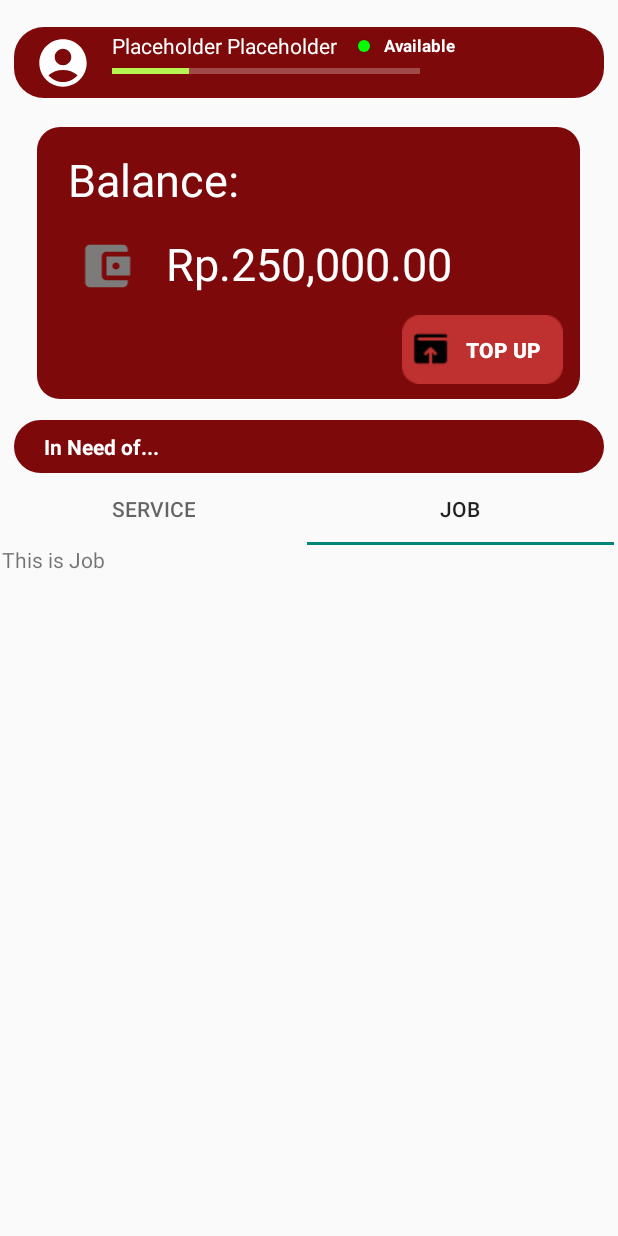
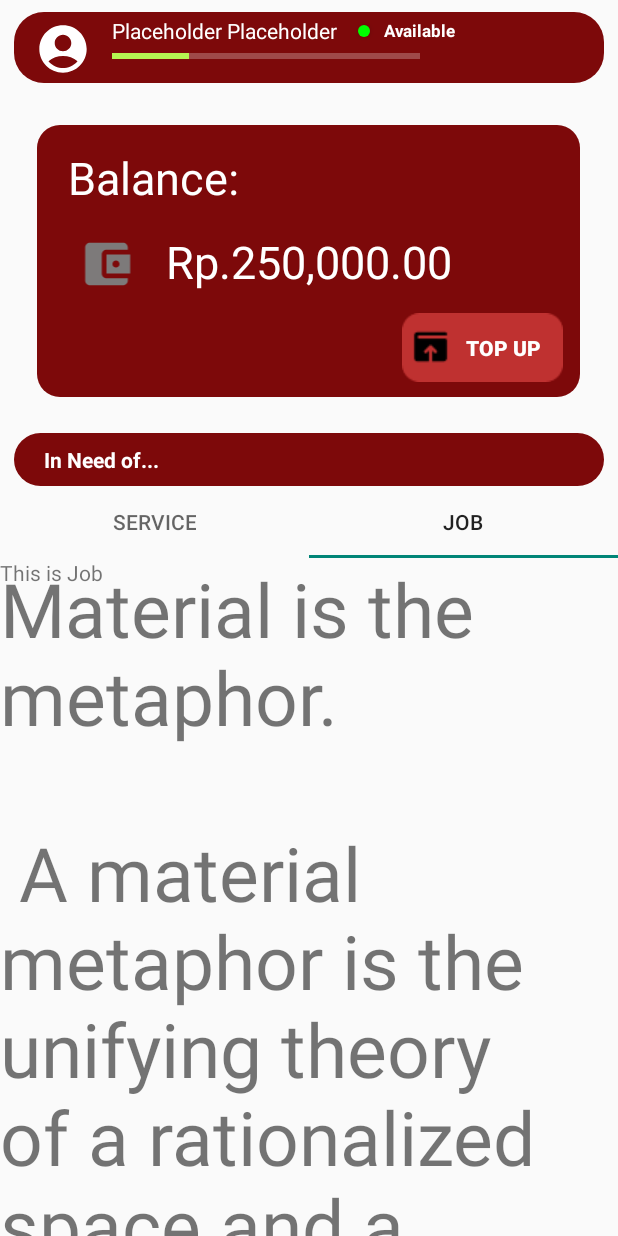
Before and after one commit to WinsalotNot/Servigo_v1, an Android app: the screen it shows after launch (MainActivity), tab 2 chosen, on a phone screen of 412 x 824 dp. Run offline under Robolectric (Android 15) with nearby library versions, the phone set to English and light mode, and no system bars.

Commit message:
did a bit of changes

```diff
--- a/app/src/main/java/com/example/servigo/HomeFragment.kt
+++ b/app/src/main/java/com/example/servigo/HomeFragment.kt
@@ -1,19 +1,14 @@
 package com.example.servigo
 
 import android.os.Bundle
-import androidx.fragment.app.Fragment
 import android.view.LayoutInflater
 import android.view.View
 import android.view.ViewGroup
-import android.widget.TextView
-import androidx.fragment.app.FragmentManager
-import androidx.lifecycle.Lifecycle
-import androidx.lifecycle.findViewTreeViewModelStoreOwner
-import androidx.navigation.Navigation
-import androidx.viewpager2.adapter.FragmentStateAdapter
+import androidx.fragment.app.Fragment
+import androidx.navigation.NavController
+import androidx.navigation.fragment.NavHostFragment
 import androidx.viewpager2.widget.ViewPager2
 import com.google.android.material.tabs.TabLayout
-import com.google.android.material.tabs.TabLayout.OnTabSelectedListener
 import com.google.android.material.tabs.TabLayoutMediator
 
 private const val ARG_PARAM1 = "param1"
@@ -23,10 +18,8 @@ class HomeFragment : Fragment() {
     // TODO: Rename and change types of parameters
     private var param1: String? = null
     private var param2: String? = null
-
-    private lateinit var viewPager2: ViewPager2
     private lateinit var tabLayout: TabLayout
-    private lateinit var adapter: FragmentPageAdapter
+    private lateinit var navController: NavController
 
     override fun onCreate(savedInstanceState: Bundle?) {
         super.onCreate(savedInstanceState)
@@ -49,47 +42,28 @@ class HomeFragment : Fragment() {
     override fun onViewCreated(view: View, savedInstanceState: Bundle?) {
         super.onViewCreated(view, savedInstanceState)
 
-        // Initialize views here, not in onCreate
-        viewPager2 = view.findViewById(R.id.viewpager2)
-        tabLayout = view.findViewById(R.id.tabLayout)
+        tabLayout = view.findViewById(R.id.tabLayout1)
 
-        // Set up the adapter
-        adapter = FragmentPageAdapter(childFragmentManager, lifecycle)
-        viewPager2.adapter = adapter
+        // Ensure fragmentContainerView contains a NavHostFragment
+        val navHostFragment = childFragmentManager.findFragmentById(R.id.fragmentContainerView7) as? NavHostFragment
+        navController = navHostFragment?.navController ?: return  // Safely get NavController
 
-        // Add tabs
+        // Add tabs to TabLayout
         tabLayout.addTab(tabLayout.newTab().setText("Service"))
         tabLayout.addTab(tabLayout.newTab().setText("Job"))
 
-        // Link TabLayout and ViewPager2
-        TabLayoutMediator(tabLayout, viewPager2) { tab, position ->
-            tab.text = when (position) {
-                0 -> "Service"
-                1 -> "Job"
-                else -> null
-            }
-        }.attach()
-
-        // Set up Tab selected listener
+        // Set up TabLayout with NavController
         tabLayout.addOnTabSelectedListener(object : TabLayout.OnTabSelectedListener {
             override fun onTabSelected(tab: TabLayout.Tab?) {
-                tab?.let { viewPager2.currentItem = it.position }
+                when (tab?.position) {
+                    0 -> navController.navigate(R.id.serviceListFragment)
+                    1 -> navController.navigate(R.id.jobListFragment)
+                }
             }
 
-            override fun onTabUnselected(tab: TabLayout.Tab?) {
-                // Do nothing or implement if necessary
-            }
-
-            override fun onTabReselected(tab: TabLayout.Tab?) {
-                // Do nothing or implement if necessary
-            }
-        })
-
-        // Sync TabLayout with ViewPager2
-        viewPager2.registerOnPageChangeCallback(object : ViewPager2.OnPageChangeCallback() {
-            override fun onPageSelected(position: Int) {
-                tabLayout.selectTab(tabLayout.getTabAt(position))
-            }
+            override fun onTabUnselected(tab: TabLayout.Tab?) {}
+            override fun onTabReselected(tab: TabLayout.Tab?) {}
         })
     }
+
 }
--- a/app/src/main/res/layout/activity_main.xml
+++ b/app/src/main/res/layout/activity_main.xml
@@ -15,7 +15,6 @@
         android:name="androidx.navigation.fragment.NavHostFragment"
         android:layout_width="match_parent"
         android:layout_height="match_parent"
-        android:layout_weight="0"
         android:padding="0dp"
         android:layout_gravity="top"
         app:defaultNavHost="true"
--- a/app/src/main/res/layout/fragment_details.xml
+++ b/app/src/main/res/layout/fragment_details.xml
@@ -9,15 +9,22 @@
     tools:context=".DetailsFragment">
 
     <!-- TODO: Update blank fragment layout -->
-    <TextView
-        android:id="@+id/textView2"
-        android:layout_width="0dp"
-        android:layout_height="0dp"
-        android:padding="0dp"
-        android:text="test"
-        app:layout_constraintBottom_toBottomOf="parent"
-        app:layout_constraintEnd_toEndOf="parent"
-        app:layout_constraintStart_toStartOf="parent"
-        app:layout_constraintTop_toTopOf="parent" />
+    <ScrollView
+        android:layout_width="match_parent"
+        android:layout_height="match_parent">
+
+        <LinearLayout
+            android:layout_width="match_parent"
+            android:layout_height="wrap_content"
+            android:orientation="vertical" >
+
+            <TextView
+                android:id="@+id/textView2"
+                android:layout_width="match_parent"
+                android:layout_height="match_parent"
+                android:padding="0dp"
+                android:text="@string/large_text" />
+        </LinearLayout>
+    </ScrollView>
 
 </androidx.constraintlayout.widget.ConstraintLayout>
--- a/app/src/main/res/layout/fragment_home.xml
+++ b/app/src/main/res/layout/fragment_home.xml
@@ -1,25 +1,29 @@
 <?xml version="1.0" encoding="utf-8"?>
-<androidx.constraintlayout.widget.ConstraintLayout xmlns:android="http://schemas.android.com/apk/res/android"
+<ScrollView xmlns:android="http://schemas.android.com/apk/res/android"
+    xmlns:tools="http://schemas.android.com/tools"
     xmlns:app="http://schemas.android.com/apk/res-auto"
-    xmlns:tools="http://schemas.android.com/tools"
     android:id="@+id/frameLayout"
     android:layout_width="match_parent"
     android:layout_height="match_parent"
+    android:orientation="vertical"
     android:padding="0dp"
     tools:context=".HomeFragment">
+
+    <androidx.constraintlayout.widget.ConstraintLayout
+        android:layout_width="match_parent"
+        android:layout_height="wrap_content">
 
         <ImageView
             android:id="@+id/imageView"
             android:layout_width="393dp"
             android:layout_height="47dp"
+            android:layout_marginTop="8dp"
             android:contentDescription="@string/island_bar"
             android:padding="0dp"
             android:src="@drawable/island_bar"
-        app:layout_constraintBottom_toBottomOf="parent"
             app:layout_constraintEnd_toEndOf="parent"
             app:layout_constraintStart_toStartOf="parent"
-        app:layout_constraintTop_toTopOf="parent"
-        app:layout_constraintVertical_bias="0.023" />
+            app:layout_constraintTop_toTopOf="parent" />
 
         <ImageView
             android:id="@+id/imageView2"
@@ -66,15 +70,14 @@
             android:id="@+id/imageView3"
             android:layout_width="362dp"
             android:layout_height="181dp"
+            android:layout_marginTop="28dp"
             android:contentDescription="@string/wallet"
             android:padding="0dp"
             android:src="@drawable/wallet"
-        app:layout_constraintBottom_toBottomOf="parent"
             app:layout_constraintEnd_toEndOf="parent"
             app:layout_constraintHorizontal_bias="0.489"
             app:layout_constraintStart_toStartOf="parent"
-        app:layout_constraintTop_toBottomOf="@+id/imageView"
-        app:layout_constraintVertical_bias="0.034" />
+            app:layout_constraintTop_toBottomOf="@+id/imageView" />
 
         <TextView
             android:id="@+id/textView"
@@ -170,41 +173,44 @@
             android:id="@+id/textView8"
             android:layout_width="393dp"
             android:layout_height="35dp"
+            android:layout_marginTop="24dp"
             android:background="@drawable/island_bar"
             android:gravity="center_vertical"
-        android:paddingLeft="20dp"
+            android:paddingStart="20dp"
             android:text="@string/inneedof"
             android:textColor="@color/white"
             android:textStyle="bold"
-        app:layout_constraintBottom_toBottomOf="parent"
             app:layout_constraintEnd_toEndOf="parent"
             app:layout_constraintStart_toStartOf="parent"
-        app:layout_constraintTop_toBottomOf="@+id/imageView3"
-        app:layout_constraintVertical_bias="0.027" />
+            app:layout_constraintTop_toBottomOf="@+id/imageView3" />
 
         <com.google.android.material.tabs.TabLayout
-        android:id="@+id/tabLayout"
-        android:layout_width="409dp"
+            android:id="@+id/tabLayout1"
+            android:layout_width="match_parent"
             android:layout_height="wrap_content"
-        app:layout_constraintBottom_toBottomOf="parent"
             app:tabMode="fixed"
-        app:layout_constraintEnd_toEndOf="parent"
-        app:layout_constraintHorizontal_bias="0.0"
-        app:layout_constraintStart_toStartOf="parent"
-        app:layout_constraintTop_toBottomOf="@+id/textView8"
-        app:layout_constraintVertical_bias="0.0">
-
-    </com.google.android.material.tabs.TabLayout>
-
-    <androidx.viewpager2.widget.ViewPager2
-        android:id="@+id/viewpager2"
-        android:layout_width="409dp"
-        android:layout_height="374dp"
-        app:layout_constraintBottom_toBottomOf="parent"
+            tools:layout_editor_absoluteY="323dp"
             app:layout_constraintEnd_toEndOf="parent"
             app:layout_constraintStart_toStartOf="parent"
-        app:layout_constraintTop_toBottomOf="@+id/tabLayout"
-        app:layout_constraintVertical_bias="0.0" />
+            app:layout_constraintTop_toBottomOf="@+id/textView8"/>
 
+        <androidx.core.widget.NestedScrollView
+            android:layout_width="match_parent"
+            android:layout_height="wrap_content"
+            android:fillViewport="true"
+            app:layout_constraintEnd_toEndOf="parent"
+            app:layout_constraintStart_toStartOf="parent"
+            app:layout_constraintTop_toBottomOf="@+id/tabLayout1"
+            tools:layout_editor_absoluteY="323dp">
 
+            <androidx.fragment.app.FragmentContainerView
+                android:id="@+id/fragmentContainerView7"
+                android:name="androidx.navigation.fragment.NavHostFragment"
+                android:layout_width="match_parent"
+                android:layout_height="wrap_content"
+                app:defaultNavHost="true"
+                app:layout_behavior="@string/appbar_scrolling_view_behavior"
+                app:navGraph="@navigation/nav_service_or_job" />
+        </androidx.core.widget.NestedScrollView>
     </androidx.constraintlayout.widget.ConstraintLayout>
+</ScrollView>
--- a/app/src/main/res/layout/fragment_job_list.xml
+++ b/app/src/main/res/layout/fragment_job_list.xml
@@ -8,7 +8,14 @@
     <!-- TODO: Update blank fragment layout -->
     <TextView
         android:layout_width="match_parent"
-        android:layout_height="match_parent"
+        android:layout_height="wrap_content"
         android:text="@string/test2" />
 
+    <TextView
+        android:id="@+id/textView5"
+        android:layout_width="match_parent"
+        android:layout_height="wrap_content"
+        android:text="@string/large_text"
+        android:textSize="50sp" />
+
 </FrameLayout>
--- /dev/null
+++ b/app/src/main/res/navigation/nav_service_or_job.xml
@@ -0,0 +1,18 @@
+<?xml version="1.0" encoding="utf-8"?>
+<navigation xmlns:android="http://schemas.android.com/apk/res/android"
+    xmlns:app="http://schemas.android.com/apk/res-auto"
+    xmlns:tools="http://schemas.android.com/tools"
+    android:id="@+id/nav_service_or_job"
+    app:startDestination="@id/serviceListFragment">
+
+    <fragment
+        android:id="@+id/jobListFragment"
+        android:name="com.example.servigo.JobListFragment"
+        android:label="fragment_job_list"
+        tools:layout="@layout/fragment_job_list" />
+    <fragment
+        android:id="@+id/serviceListFragment"
+        android:name="com.example.servigo.ServiceListFragment"
+        android:label="fragment_service_list"
+        tools:layout="@layout/fragment_service_list" />
+</navigation>
--- a/app/src/main/res/values/strings.xml
+++ b/app/src/main/res/values/strings.xml
@@ -101,4 +101,6 @@
     <!-- TODO: Remove or change this placeholder text -->
     <string name="test1">This is Service</string>
     <string name="test2">This is Job</string>
+    <!-- TODO: Remove or change this placeholder text -->
+    <string name="hello_blank_fragment">Hello blank fragment</string>
 </resources>
--- a/build.gradle.kts
+++ b/build.gradle.kts
@@ -1,3 +1,4 @@
+
 // Top-level build file where you can add configuration options common to all sub-projects/modules.
 plugins {
     alias(libs.plugins.android.application) apply false
```
Lines whose indentation alone changed are shown as unchanged.
